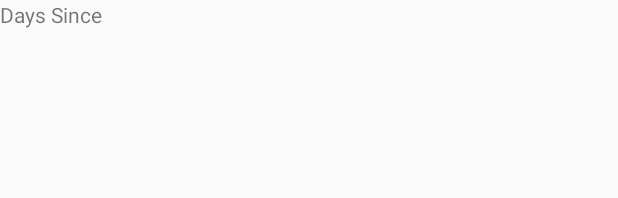
After one commit to dan96and/EventList, an Android app: the layout fragment_days_since.xml on its own in the app's theme, with its tools: preview values and no code run, on a phone screen of 412 x 824 dp. The commit adds this screen. Shown: the top 198 px of the screen. Run offline under Robolectric (Android 15) with nearby library versions, the phone set to English and light mode, and no system bars.

```diff
--- a/app/src/main/AndroidManifest.xml
+++ b/app/src/main/AndroidManifest.xml
@@ -10,7 +10,10 @@
         android:supportsRtl="true"
         android:theme="@style/Theme.AppCompat.Light.NoActionBar">
         <activity
-            android:name=".Activities.MainActivity"
+            android:name=".activities.HomeView"
+            android:exported="true" />
+        <activity
+            android:name=".activities.MainActivity"
             android:exported="true">
             <intent-filter>
                 <action android:name="android.intent.action.MAIN" />
--- a/app/src/main/java/com/example/eventlist/Activities/MainActivity.kt
+++ b/app/src/main/java/com/example/eventlist/activities/MainActivity.kt
@@ -1,4 +1,4 @@
-package com.example.eventlist.Activities
+package com.example.eventlist.activities
 
 import androidx.appcompat.app.AppCompatActivity
 import android.os.Bundle
--- a/app/src/main/res/layout/activity_main.xml
+++ b/app/src/main/res/layout/activity_main.xml
@@ -5,7 +5,7 @@
     android:id="@+id/fragment_container_view"
     android:layout_width="match_parent"
     android:layout_height="match_parent"
-    tools:context=".Activities.MainActivity">
+    tools:context=".activities.MainActivity">
 
     <androidx.fragment.app.FragmentContainerView
         android:id="@+id/fcvLogin"
--- /dev/null
+++ b/app/src/main/res/layout/fragment_days_since.xml
@@ -0,0 +1,13 @@
+<?xml version="1.0" encoding="utf-8"?>
+<FrameLayout xmlns:android="http://schemas.android.com/apk/res/android"
+    xmlns:tools="http://schemas.android.com/tools"
+    android:layout_width="match_parent"
+    android:layout_height="match_parent"
+    tools:context=".fragments.DaysSinceView">
+
+    <TextView
+        android:layout_width="match_parent"
+        android:layout_height="match_parent"
+        android:text="@string/lbl_DaysSince" />
+
+</FrameLayout>
--- a/app/src/main/res/layout/fragment_forgot_your_password_view.xml
+++ b/app/src/main/res/layout/fragment_forgot_your_password_view.xml
@@ -4,7 +4,7 @@
     xmlns:tools="http://schemas.android.com/tools"
     android:layout_width="match_parent"
     android:layout_height="match_parent"
-    tools:context=".Fragments.ForgotYourPasswordView">
+    tools:context=".fragments.ForgotYourPasswordView">
 
     <androidx.constraintlayout.widget.ConstraintLayout
         android:layout_width="match_parent"
--- a/app/src/main/res/layout/fragment_login_view.xml
+++ b/app/src/main/res/layout/fragment_login_view.xml
@@ -4,7 +4,7 @@
     xmlns:tools="http://schemas.android.com/tools"
     android:layout_width="match_parent"
     android:layout_height="match_parent"
-    tools:context=".Fragments.LoginView">
+    tools:context=".fragments.LoginView">
 
     <androidx.constraintlayout.widget.ConstraintLayout
         android:layout_width="match_parent"
--- a/app/src/main/res/navigation/nav_login.xml
+++ b/app/src/main/res/navigation/nav_login.xml
@@ -7,7 +7,7 @@
 
     <fragment
         android:id="@+id/loginView"
-        android:name="com.example.eventlist.Fragments.LoginView"
+        android:name="com.example.eventlist.fragments.LoginView"
         android:label="LoginScreenFragment"
         tools:layout="@layout/fragment_login_view" >
         <action
@@ -20,7 +20,7 @@
     </fragment>
     <fragment
         android:id="@+id/forgotYourPasswordView"
-        android:name="com.example.eventlist.Fragments.ForgotYourPasswordView"
+        android:name="com.example.eventlist.fragments.ForgotYourPasswordView"
         android:label="fragment_forgot_your_password_view"
         tools:layout="@layout/fragment_forgot_your_password_view" >
         <action
--- a/app/src/main/res/values/colors.xml
+++ b/app/src/main/res/values/colors.xml
@@ -7,4 +7,5 @@
     <color name="teal_700">#FF018786</color>
     <color name="black">#FF000000</color>
     <color name="white">#FFFFFFFF</color>
+    <color name="grey">#BFC9CA</color>
 </resources>
```
Also changed, not shown: app/src/main/java/com/example/eventlist/fragments/LoginView.kt (renamed from app/src/main/java/com/example/eventlist/Fragments/LoginView.kt, +16 -3 lines), app/src/main/res/layout/activity_principal_view.xml (added, +29 -0 lines), app/src/main/res/layout/fragment_days_until.xml (added, +13 -0 lines), app/src/main/res/menu/bnv_principal_view.xml (added, +12 -0 lines), app/src/main/res/values/strings.xml (+9 -0 lines).
